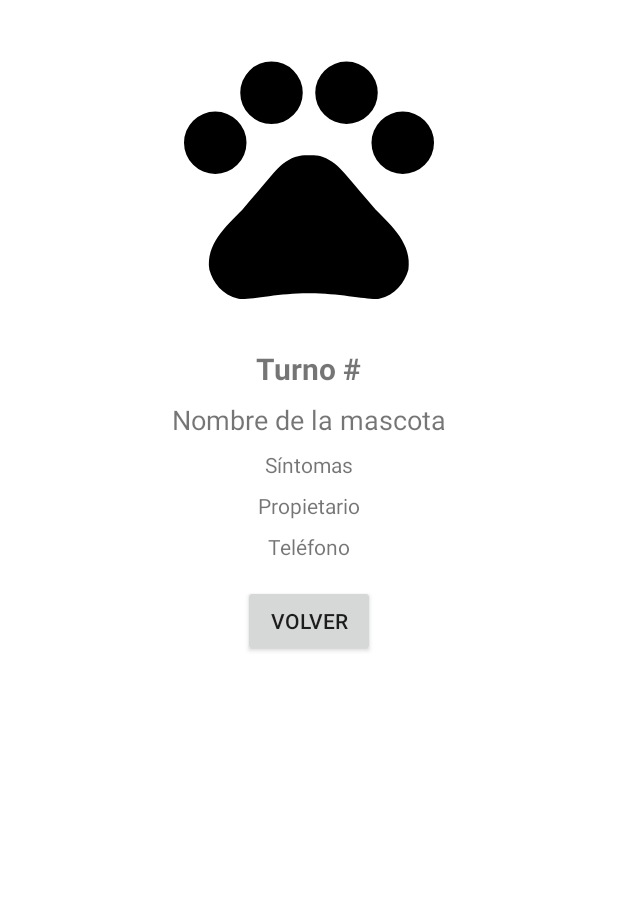
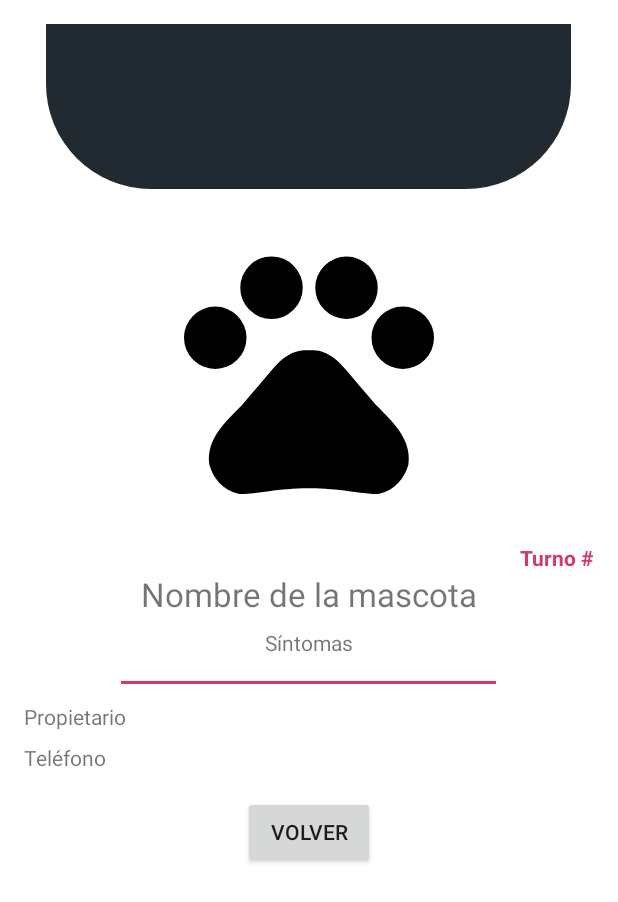
Before and after one commit to JuanEPN/DogApp, an Android app: the CitaDetailActivity screen opened directly, with no data from a screen before it, on a phone screen of 412 x 824 dp. Shown: the top 902 px of the screen. Run offline under Robolectric (Android 15) with nearby library versions, the phone set to English and light mode, and no system bars; pictures from the network do not load; 1 statement that could not run was skipped.

Commit message:
Update activity_cita_detail.xml

```diff
--- a/app/src/main/res/layout/activity_cita_detail.xml
+++ b/app/src/main/res/layout/activity_cita_detail.xml
@@ -5,15 +5,27 @@
     android:layout_height="match_parent"
     android:padding="16dp"
     android:fillViewport="true"
-    android:background="@android:color/white">
+    android:background="@android:color/white"
+    xmlns:app="http://schemas.android.com/apk/res-auto">
 
     <LinearLayout
         android:id="@+id/linearLayout"
         android:layout_width="match_parent"
-        android:layout_height="wrap_content"
+        android:layout_height="match_parent"
         android:orientation="vertical"
         android:gravity="center_horizontal"
         android:background="@android:color/white">
+
+        <androidx.constraintlayout.widget.ConstraintLayout
+            android:id="@+id/headerLayout"
+            android:layout_width="350dp"
+            android:layout_height="110dp"
+            android:layout_marginBottom="20dp"
+            android:background="@drawable/rounded_right"
+            app:layout_constraintTop_toTopOf="parent"
+            app:layout_constraintStart_toStartOf="parent"
+            app:layout_constraintEnd_toEndOf="parent">
+        </androidx.constraintlayout.widget.ConstraintLayout>
 
         <ImageView
             android:id="@+id/imgDetalleMascota"
@@ -21,45 +33,52 @@
             android:layout_height="200dp"
             android:layout_marginBottom="16dp"
             android:scaleType="centerCrop"
-            android:src="@drawable/ic_dog" />
+            android:src="@drawable/ic_dog"
+            />
 
         <TextView
             android:id="@+id/tvDetalleTurno"
-            android:layout_width="wrap_content"
+            android:layout_width="match_parent"
             android:layout_height="wrap_content"
             android:text="Turno #"
-            android:textSize="20sp"
-            android:textStyle="bold"
-            android:layout_marginBottom="8dp" />
+            android:textColor="#D23B69"
+            android:gravity="end"
+            android:textStyle="bold" />
 
         <TextView
             android:id="@+id/tvDetalleNombreMascota"
             android:layout_width="wrap_content"
             android:layout_height="wrap_content"
             android:text="Nombre de la mascota"
-            android:textSize="18sp"
+            android:textSize="22sp"
             android:layout_marginBottom="8dp" />
 
         <TextView
             android:id="@+id/tvDetalleSintomas"
             android:layout_width="wrap_content"
             android:layout_height="wrap_content"
-            android:text="Síntomas"
-            android:layout_marginBottom="8dp" />
+            android:layout_marginBottom="16dp"
+            android:text="Síntomas" />
+
+        <View
+            android:layout_width="250dp"
+            android:layout_height="2dp"
+            android:background="#D23B69"
+            android:layout_marginBottom="12dp" />
 
         <TextView
             android:id="@+id/tvDetallePropietario"
-            android:layout_width="wrap_content"
+            android:layout_width="match_parent"
             android:layout_height="wrap_content"
-            android:text="Propietario"
-            android:layout_marginBottom="8dp" />
+            android:layout_marginBottom="8dp"
+            android:text="Propietario" />
 
         <TextView
             android:id="@+id/tvDetalleTelefono"
-            android:layout_width="wrap_content"
+            android:layout_width="match_parent"
             android:layout_height="wrap_content"
-            android:text="Teléfono"
-            android:layout_marginBottom="16dp" />
+            android:layout_marginBottom="16dp"
+            android:text="Teléfono" />
 
         <Button
             android:id="@+id/btnVolver"
```
